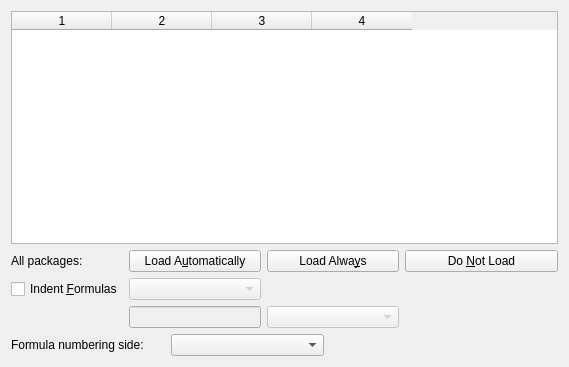
Before: the Qt Designer form src/frontends/qt4/ui/MathsUi.ui in cburschka/lyx, drawn with Qt 5.
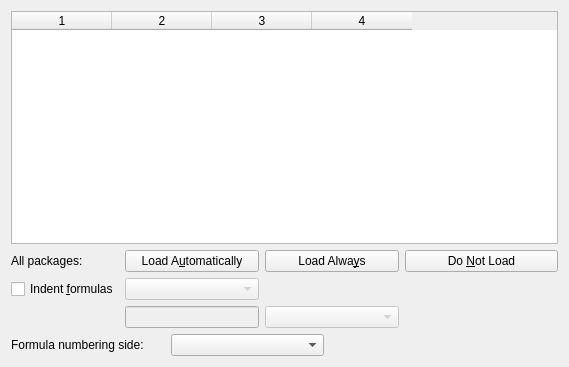
After: the same form once the commit is applied. Custom widgets are drawn as their Qt base class.

The edit to the form file:
```diff
--- a/src/frontends/qt4/ui/MathsUi.ui
+++ b/src/frontends/qt4/ui/MathsUi.ui
@@ -76,7 +76,7 @@
         <string>Indent displayed formulas instead of centering</string>
        </property>
        <property name="text">
-        <string>Indent &amp;Formulas</string>
+        <string>Indent &amp;formulas</string>
        </property>
       </widget>
      </item>
```
